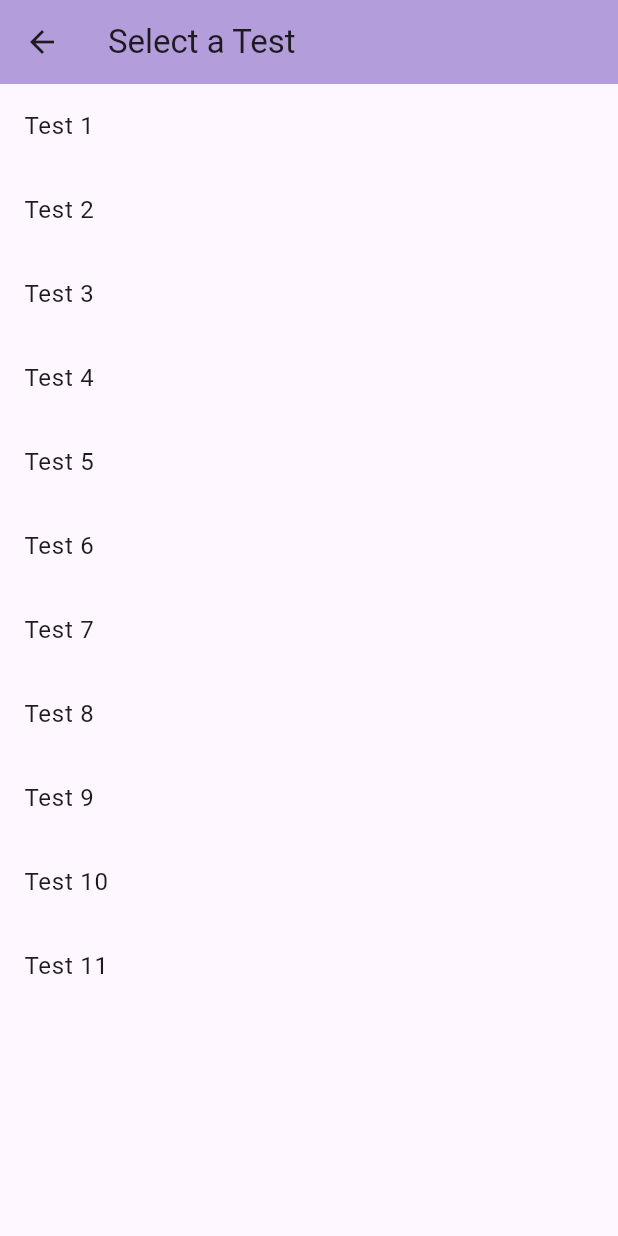
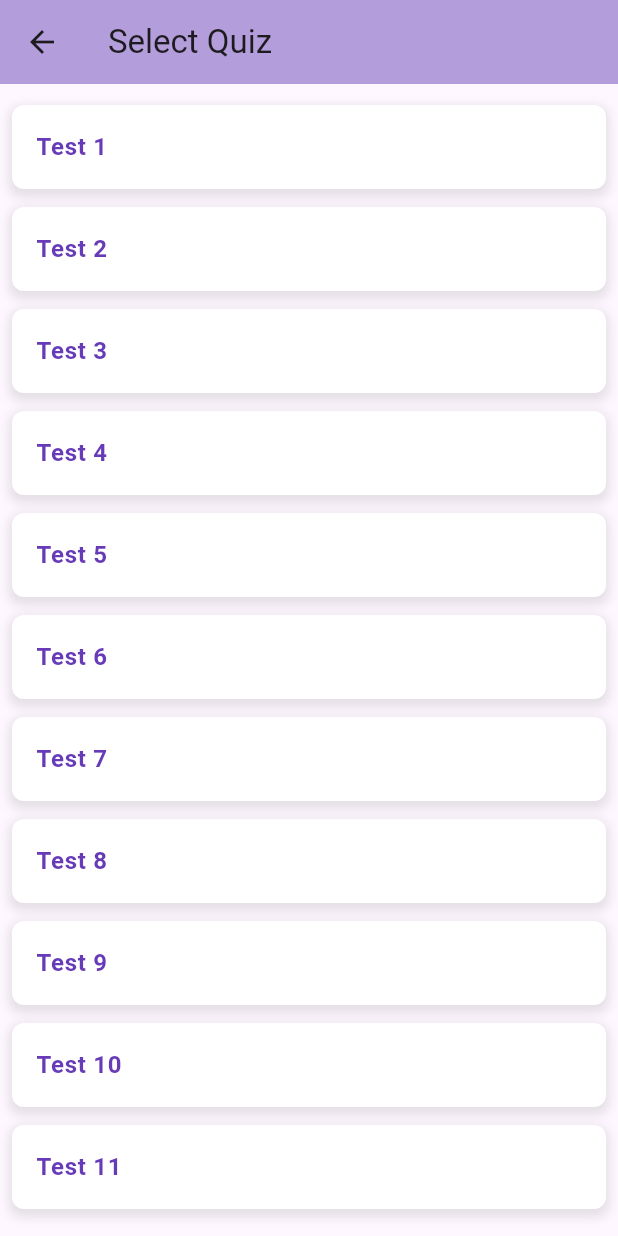
Before and after one commit to Vaish-011/samvidhanarcadehtf, a Flutter app: the TestSelectionScreen screen opened directly, on a phone screen of 412 x 824 dp. Run offline on Flutter 3.47's test engine with Material 3 defaults, Android fonts, the phone set to English and light mode, and no system bars; our stand-ins replace cloud_firestore, firebase_auth, firebase_core, flutter_rating_bar, google_sign_in, shared_preferences; accounts and stored records are empty.

Commit message:
test ui done

```diff
--- a/lib/screens/test_selection_screen.dart
+++ b/lib/screens/test_selection_screen.dart
@@ -2,6 +2,7 @@ import 'dart:convert';
 import 'package:flutter/material.dart';
 import 'package:flutter/services.dart'; // For rootBundle to load the JSON file
 import 'test_question_navigate.dart';
+
 class TestSelectionScreen extends StatefulWidget {
   const TestSelectionScreen({Key? key}) : super(key: key);
 
@@ -35,28 +36,51 @@ class _TestSelectionScreenState extends State<TestSelectionScreen> {
   Widget build(BuildContext context) {
     return Scaffold(
       appBar: AppBar(
-        title: const Text('Select a Test'),
-        backgroundColor: const Color(0xFFB39DDB),
+        title: const Text('Select Quiz'),
+        backgroundColor: const Color(0xFFB39DDB), // Classy purple color
       ),
       body: tests.isEmpty
           ? const Center(child: CircularProgressIndicator()) // Show loading indicator
           : ListView.builder(
+        padding: const EdgeInsets.all(8.0),
         itemCount: tests.length,
         itemBuilder: (context, index) {
           final test = tests[index];
-          return ListTile(
-            title: Text(test['testName'] ?? 'Test Name'), // Provide a default value if 'testName' is missing
+          return Container(
+            margin: const EdgeInsets.symmetric(vertical: 6.0),
+            decoration: BoxDecoration(
+              color: Colors.white,
+              borderRadius: BorderRadius.circular(8.0),
+              boxShadow: [
+                BoxShadow(
+                  color: Colors.black.withOpacity(0.1),
+                  spreadRadius: 2,
+                  blurRadius: 5,
+                  offset: Offset(0, 3), // Shadow position
+                ),
+              ],
+            ),
+            child: ListTile(
+              title: Text(
+                test['testName'] ?? 'Test Name',
+                style: const TextStyle(
+                  color: Color(0xFF673AB7), // Purple text color
+                  fontWeight: FontWeight.bold,
+                ),
+              ),
               onTap: () {
                 // Ensure 'testName' exists before navigating
                 if (test['testName'] != null) {
                   Navigator.push(
                     context,
                     MaterialPageRoute(
-                    builder: (context) => MatchingGame(testName: test['testName']),
+                      builder: (context) =>
+                          MatchingGame(testName: test['testName']),
                     ),
                   );
                 }
               },
+            ),
           );
         },
       ),
```
Lines whose indentation alone changed are shown as unchanged.
